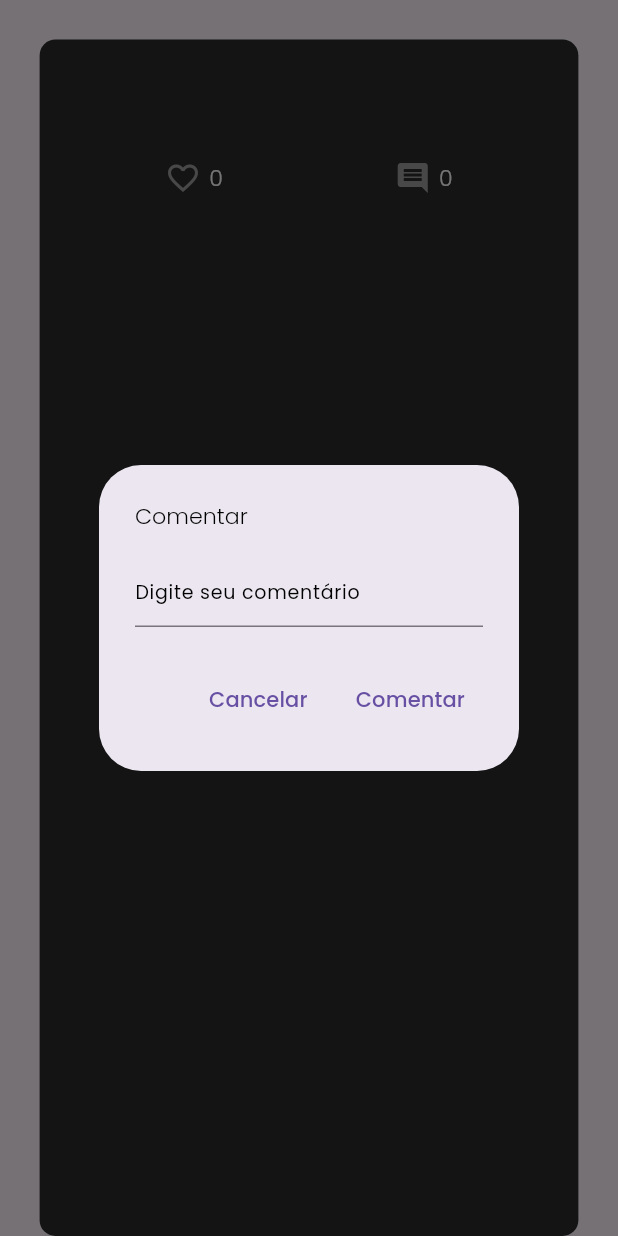
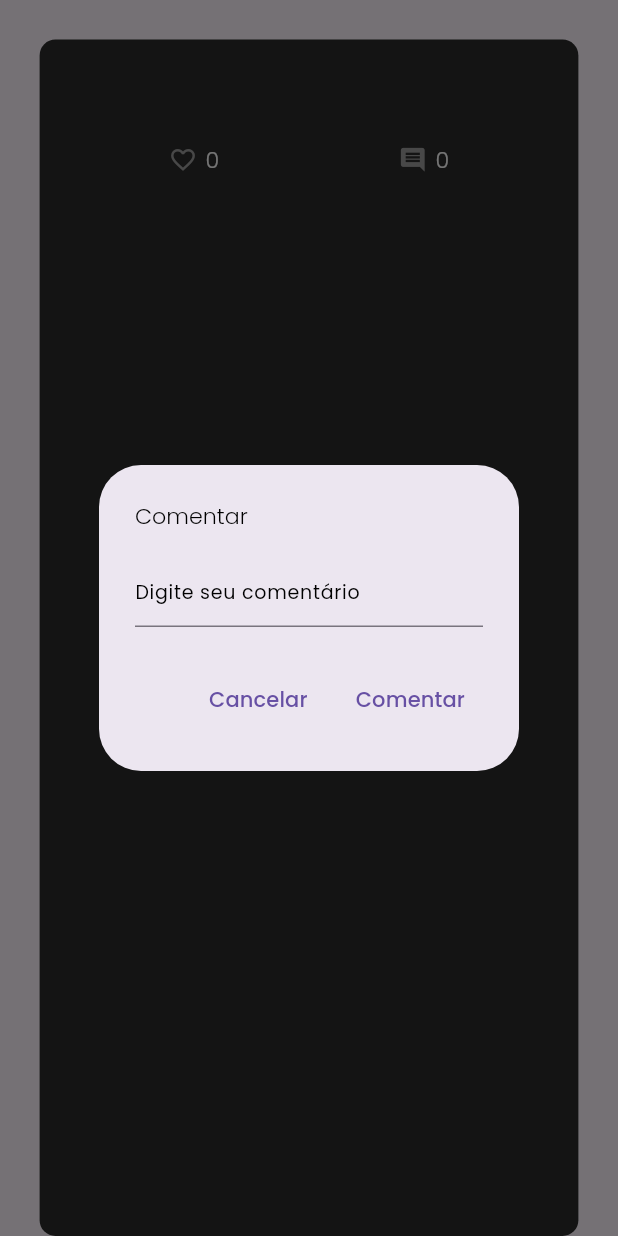
Before and after one commit to marianaoliveira1/SocialMidia, a Flutter app: the WallPost widget shown alone on an empty page, opened directly with empty values, after a tap on the "comment" icon, on a phone screen of 412 x 824 dp. Run offline on Flutter 3.47's test engine with Material 3 defaults, Android fonts, the phone set to English and light mode, and no system bars; our stand-ins replace cloud_firestore, firebase_auth, firebase_core, flutter_screenutil, get, google_fonts; accounts and stored records are empty.

Commit message:
mudanças no espaçamento

```diff
--- a/lib/pages/home/comment_button.dart
+++ b/lib/pages/home/comment_button.dart
@@ -1,5 +1,6 @@
 // ignore_for_file: public_member_api_docs, sort_constructors_first, must_be_immutable
 import 'package:flutter/material.dart';
+import 'package:flutter_screenutil/flutter_screenutil.dart';
 
 class CommentButton extends StatelessWidget {
   void Function()? onTap;
@@ -12,9 +13,10 @@ class CommentButton extends StatelessWidget {
   Widget build(BuildContext context) {
     return GestureDetector(
       onTap: onTap,
-      child: const Icon(
+      child: Icon(
         Icons.comment,
         color: Colors.grey,
+        size: 18.h,
       ),
     );
   }
--- a/lib/widget/like_button.dart
+++ b/lib/widget/like_button.dart
@@ -1,6 +1,7 @@
 // ignore_for_file: must_be_immutable
 
 import 'package:flutter/material.dart';
+import 'package:flutter_screenutil/flutter_screenutil.dart';
 
 class LikeButton extends StatelessWidget {
   final bool isLiked;
@@ -15,6 +16,7 @@ class LikeButton extends StatelessWidget {
       child: Icon(
         isLiked ? Icons.favorite : Icons.favorite_border,
         color: isLiked ? Colors.red : Colors.grey,
+        size: 18.h,
       ),
     );
   }
--- a/lib/widget/wall_post.dart
+++ b/lib/widget/wall_post.dart
@@ -184,9 +184,6 @@ class _WallPostState extends State<WallPost> {
               ),
             ],
           ),
-          SizedBox(
-            height: 10.h,
-          ),
           Row(
             mainAxisAlignment: MainAxisAlignment.spaceAround,
             children: [
@@ -228,7 +225,7 @@ class _WallPostState extends State<WallPost> {
             ],
           ),
           SizedBox(
-            height: 5.h,
+            height: 10.h,
           ),
           StreamBuilder<QuerySnapshot>(
             stream: FirebaseFirestore.instance
```
